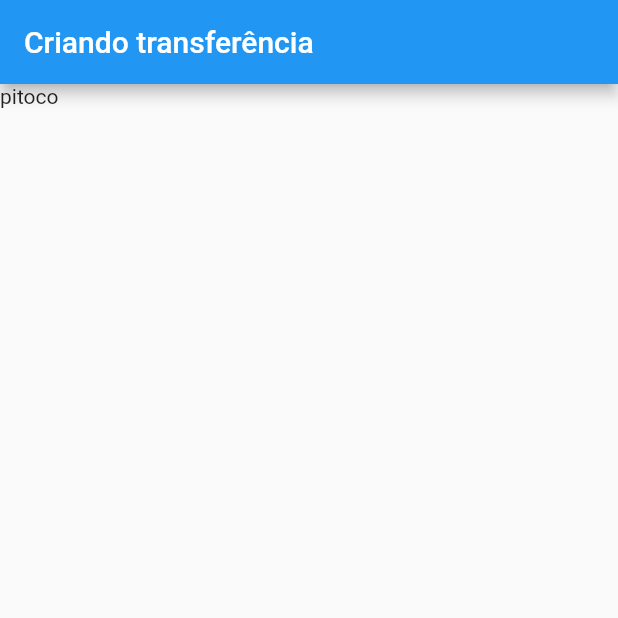
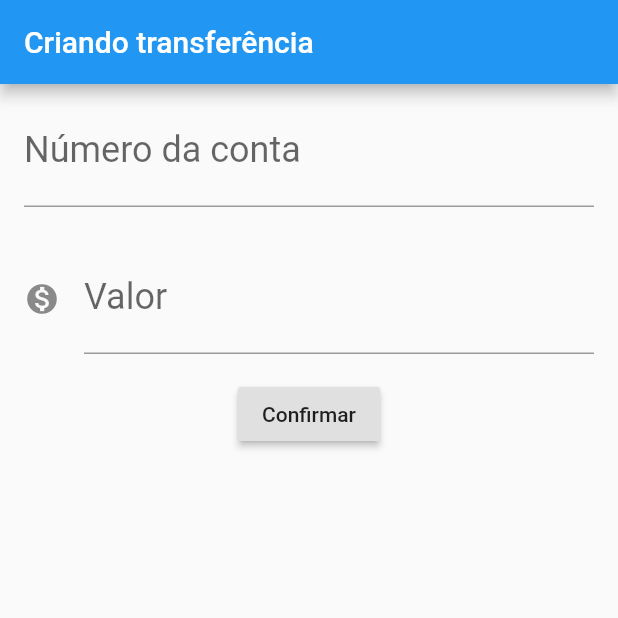
Before and after one commit to carolbonturi/byteBank, a Flutter app: the screen it shows after launch, on a phone screen of 412 x 824 dp, the top half of it. Run offline on Flutter 3.47's test engine with Material 2 defaults, Android fonts, the phone set to English and light mode, and no system bars.

Commit message:
Create Transfer in form

```diff
--- a/lib/main.dart
+++ b/lib/main.dart
@@ -14,11 +14,58 @@ class BytebankApp extends StatelessWidget {
 }
 
 class FormularioTransferencia extends StatelessWidget {
+
+  final TextEditingController _controladorCampoNumeroConta = TextEditingController();
+  final TextEditingController _controladorCampoValor = TextEditingController();
+
   @override
   Widget build(BuildContext context) {
     return Scaffold(
       appBar: AppBar(title: Text('Criando transferência'),),
-        body: Text('pitoco'));
+        body: Column(
+          children: [
+            Padding(
+              padding: const EdgeInsets.fromLTRB(16.0, 8.0, 16.0, 8.0),
+              child: TextField(
+                controller: _controladorCampoNumeroConta,
+                style: TextStyle(
+                  fontSize: 24.0,
+                ),
+                decoration: InputDecoration(
+                  labelText: 'Número da conta',
+                  hintText: '0000',
+                ),
+                keyboardType: TextInputType.number,
+              ),
+            ),Padding(
+              padding: const EdgeInsets.all(16.0),
+              child: TextField(
+                controller: _controladorCampoValor,
+                style: TextStyle(
+                  fontSize: 24.0,
+                ),
+                decoration: InputDecoration(
+                  icon: Icon(Icons.monetization_on),
+                  labelText: 'Valor',
+                  hintText: '0.00',
+                ),
+                keyboardType: TextInputType.number,
+              ),
+            ),
+            RaisedButton(
+              onPressed: () {
+                final double valor = double.tryParse(_controladorCampoValor.text);
+                final int numeroConta = int.tryParse(_controladorCampoNumeroConta.text);
+
+                if (valor != null && numeroConta != null) {
+                  final transferenciaCriada = Transferencia(valor, numeroConta);
+                  debugPrint('$transferenciaCriada');
+                }
+              },
+              child: Text('Confirmar'),
+            )
+          ],
+        ));
   }
 }
 
@@ -62,4 +109,9 @@ class Transferencia {
   final int _numeroConta;
 
   Transferencia(this._valor, this._numeroConta);
+
+  @override
+  String toString() {
+    return 'Transferencia{_valor: $_valor, _numeroConta: $_numeroConta}';
+  }
 }
```
